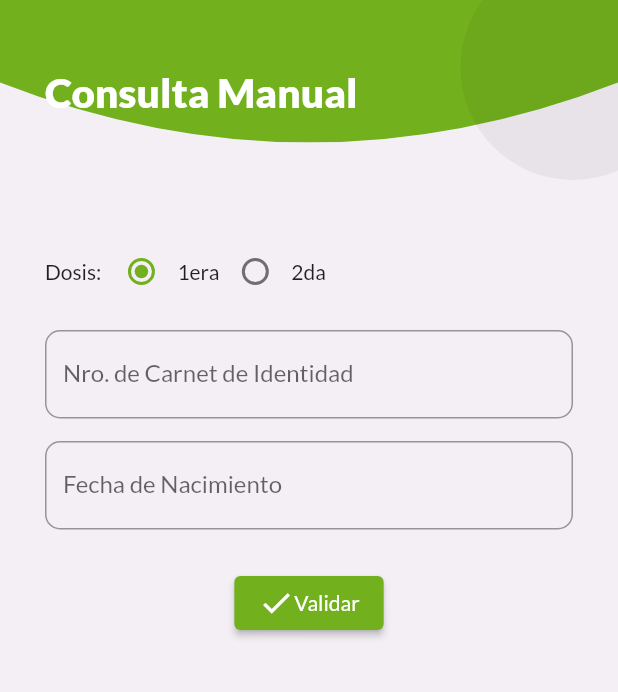
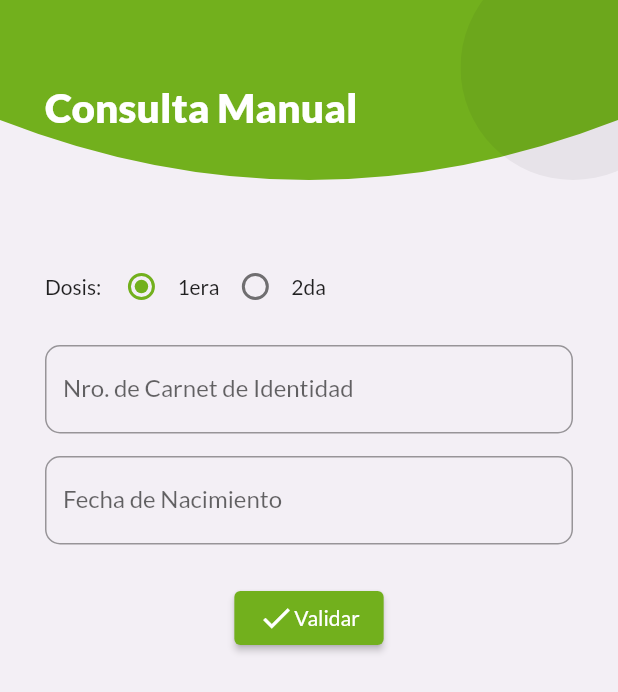
Before and after one commit to CesarSP99/vacunacheck-bo, a Flutter app: the screen it shows after launch, after a tap on "Manual", on a phone screen of 412 x 824 dp. Shown: the top 692 px of the screen. Run offline on Flutter 3.47's test engine with Material 2 defaults, Android fonts, the light colour scheme and no system bars; our stand-ins replace flutter_custom_clippers, google_fonts, wakelock; missing offline and left inert: pattern_formatter, qr_code_scanner.

Commit message:
Improve visual details

```diff
--- a/lib/views/details_screen.dart
+++ b/lib/views/details_screen.dart
@@ -29,7 +29,7 @@ class _DetailsScreenState extends State<DetailsScreen> {
             clipper: OvalBottomBorderClipper(),
             child: Container(
               color: Theme.of(context).accentColor,
-              height: 130 + statusBarHeight,
+              height: 120 + statusBarHeight,
             ),
           ),
           Positioned(
@@ -47,7 +47,7 @@ class _DetailsScreenState extends State<DetailsScreen> {
             padding: EdgeInsets.all(Constants.paddingSide),
             child: Column(
               children: <Widget>[
-                SizedBox(height: 30),
+                SizedBox(height: 20),
                 Row(
                   mainAxisAlignment: MainAxisAlignment.spaceBetween,
                   children: [
@@ -68,7 +68,7 @@ class _DetailsScreenState extends State<DetailsScreen> {
                     ),
                   ],
                 ),
-                SizedBox(height: 60),
+                SizedBox(height: 45),
                 Expanded(
                   child: ListView(
                     physics: BouncingScrollPhysics(),
--- a/lib/views/home_page.dart
+++ b/lib/views/home_page.dart
@@ -63,13 +63,20 @@ class HomePage extends StatelessWidget {
             padding: EdgeInsets.all(Constants.paddingSide),
             child: Column(
               children: <Widget>[
-                SizedBox(height: 15),
-                Text(
-                  'Validador de Carnet de Vacunación',
-                  style: TextStyle(
-                      fontSize: 27,
+                SizedBox(
+                  height: 25,
+                  width: double.infinity,
+                ),
+                Container(
+                  width: double.infinity,
+                  child: Text(
+                    'VacunaCheck - Bolivia',
+                    style: TextStyle(
+                      fontSize: 32,
                       fontWeight: FontWeight.w900,
-                      color: Colors.white),
+                      color: Colors.white,
+                    ),
+                  ),
                 ),
                 SizedBox(height: 70),
                 Container(
--- a/lib/views/manual_screen.dart
+++ b/lib/views/manual_screen.dart
@@ -41,7 +41,7 @@ class _ManualScreenState extends State<ManualScreen> {
             clipper: OvalBottomBorderClipper(),
             child: Container(
               color: Theme.of(context).accentColor,
-              height: 95 + statusBarHeight,
+              height: 120 + statusBarHeight,
             ),
           ),
           Positioned(
@@ -60,7 +60,7 @@ class _ManualScreenState extends State<ManualScreen> {
             child: Column(
               crossAxisAlignment: CrossAxisAlignment.start,
               children: <Widget>[
-                SizedBox(height: 15),
+                SizedBox(height: 25),
                 FittedBox(
                   child: Text(
                     'Consulta Manual',
```
